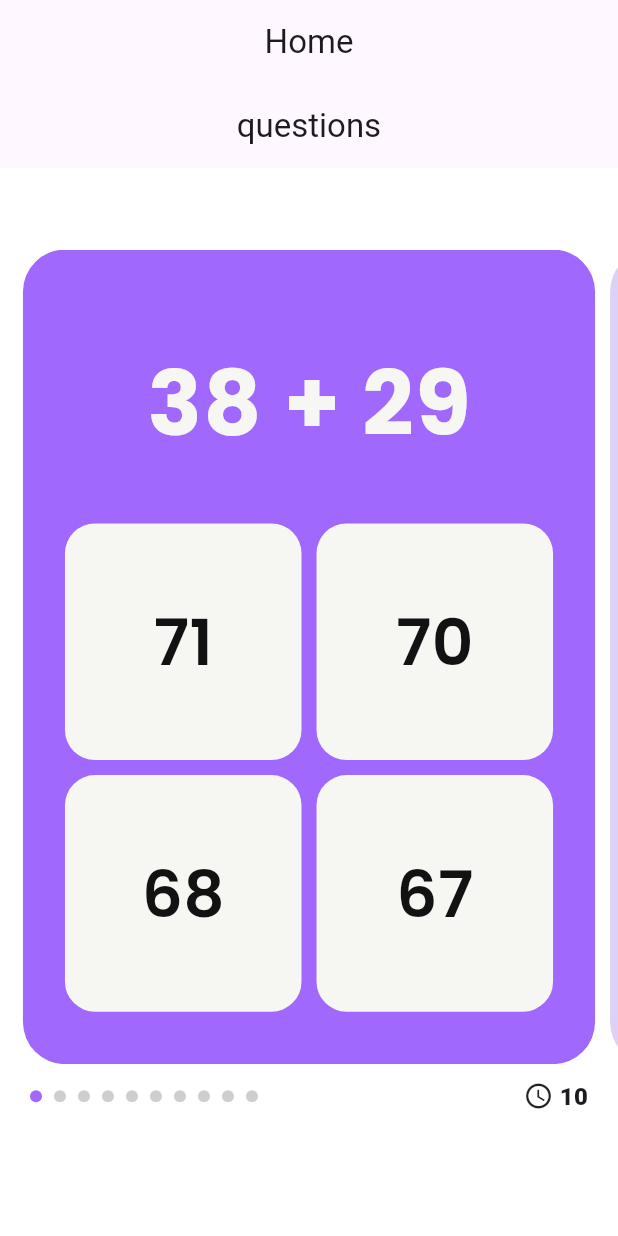
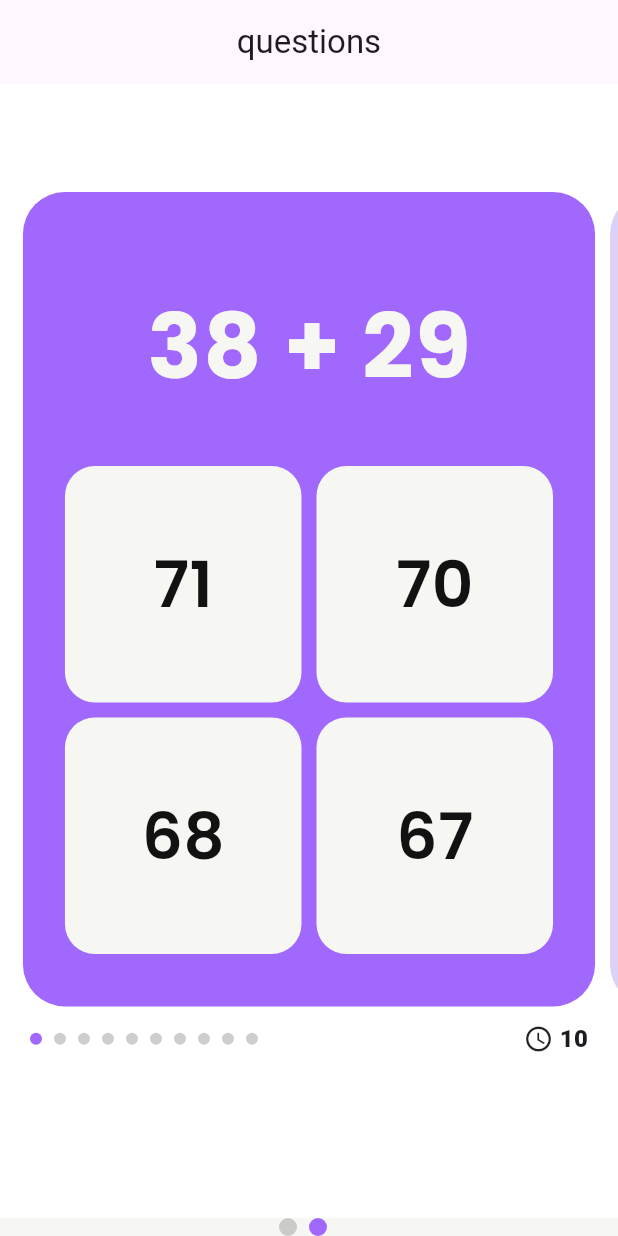
Before and after one commit to prime-infinity/numeracy_app, a Flutter app: the screen it shows after launch, swiped to page 2, on a phone screen of 412 x 824 dp. Run offline on Flutter 3.47's test engine with Material 3 defaults, Android fonts, the phone set to English and light mode, and no system bars; our stand-ins replace flutter_riverpod, google_fonts, riverpod_annotation; generated files the repository leaves out were written again.

Commit message:
added indicators

```diff
--- a/lib/screens/home/home.dart
+++ b/lib/screens/home/home.dart
@@ -3,19 +3,65 @@ import 'package:numeracy_app/screens/categories/category.dart';
 import 'package:numeracy_app/screens/questions/question.dart';
 import 'package:numeracy_app/theme.dart';
 
-class Home extends StatelessWidget {
+class Home extends StatefulWidget {
   const Home({super.key});
+
+  @override
+  State<Home> createState() => _HomeState();
+}
+
+class _HomeState extends State<Home> {
+  final _pageController = PageController(initialPage: 1);
+  int _currentPage = 1;
 
   @override
   Widget build(BuildContext context) {
     return Scaffold(
       backgroundColor: AppColors.white,
-      appBar: AppBar(
+      /*appBar: AppBar(
         title: const Text("Home"),
         centerTitle: true,
-      ),
-      body: PageView(
-        children: const [Category(), Question()],
+      ),*/
+      body: Column(
+        children: [
+          Expanded(
+            child: PageView(
+              controller: _pageController,
+              onPageChanged: (index) {
+                setState(() {
+                  _currentPage = index;
+                });
+              },
+              children: const [Category(), Question()],
+            ),
+          ),
+          Padding(
+            padding: const EdgeInsets.only(bottom: 0),
+            child: Row(
+              mainAxisAlignment: MainAxisAlignment.center,
+              children: [
+                Row(
+                  children: List.generate(
+                    2,
+                    (index) => Padding(
+                      padding: const EdgeInsets.only(right: 8),
+                      child: Container(
+                        width: 12,
+                        height: 12,
+                        decoration: BoxDecoration(
+                          shape: BoxShape.circle,
+                          color: _currentPage == index
+                              ? AppColors.primaryColor
+                              : Colors.grey.withOpacity(0.5),
+                        ),
+                      ),
+                    ),
+                  ),
+                ),
+              ],
+            ),
+          ),
+        ],
       ),
     );
   }
```
